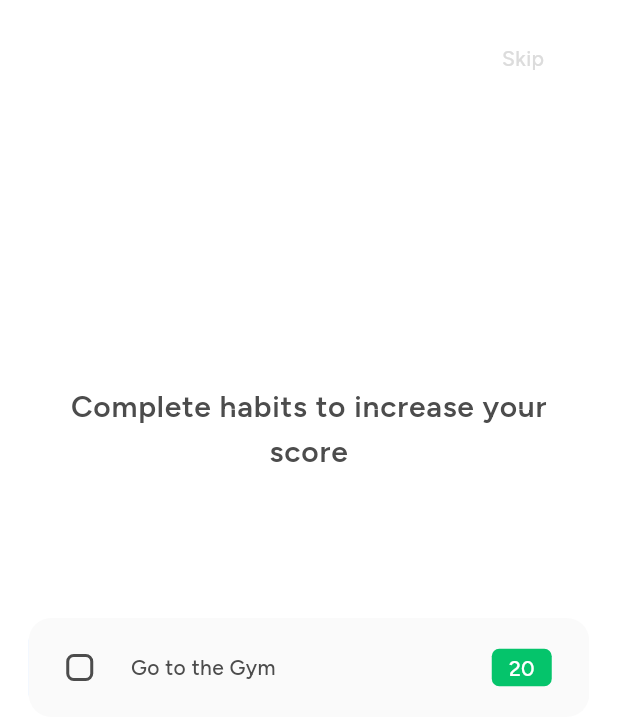
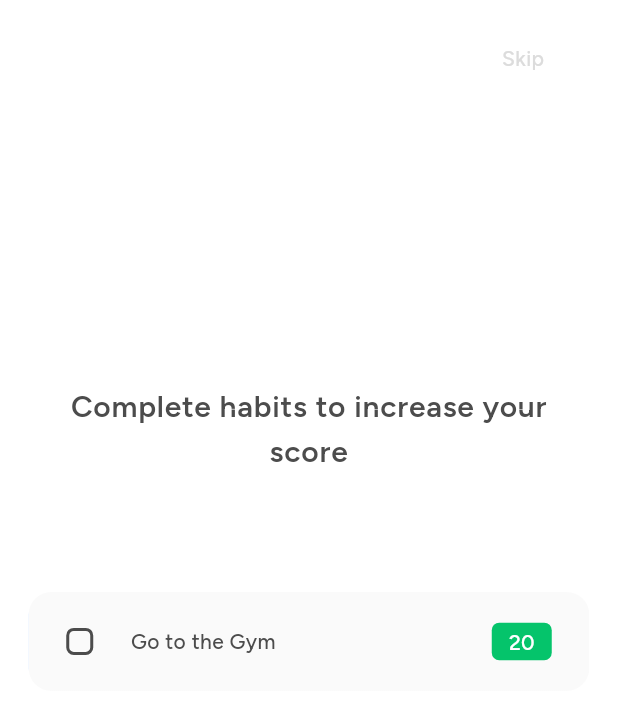
Before and after one commit to Studio-Grosser/gameify, a Flutter app: the screen it shows after launch, on a phone screen of 412 x 824 dp. Shown: the top 726 px of the screen. Run offline on Flutter 3.47's test engine with Material 3 defaults, Android fonts, the phone set to English and light mode, and no system bars; drawn by our look-alikes of flutter_slidable; our stand-ins replace animated_flip_counter, confetti, easy_localization, font_awesome_flutter, gap, go_router and 3 more; missing offline and left inert: restart_app; accounts and stored records are empty.

Commit message:
adjust padding on tutorial page

```diff
--- a/lib/pages/tutorial_page.dart
+++ b/lib/pages/tutorial_page.dart
@@ -183,7 +183,7 @@ class _TutorialPageState extends State<TutorialPage> {
                   duration: const Duration(milliseconds: 500),
                   opacity: textOpacity,
                   child: SizedBox(
-                    height: 150,
+                    height: responsiveHeight(150, context),
                     child: Text(
                       text,
                       style: theme.textTheme.bodyLarge,
```
